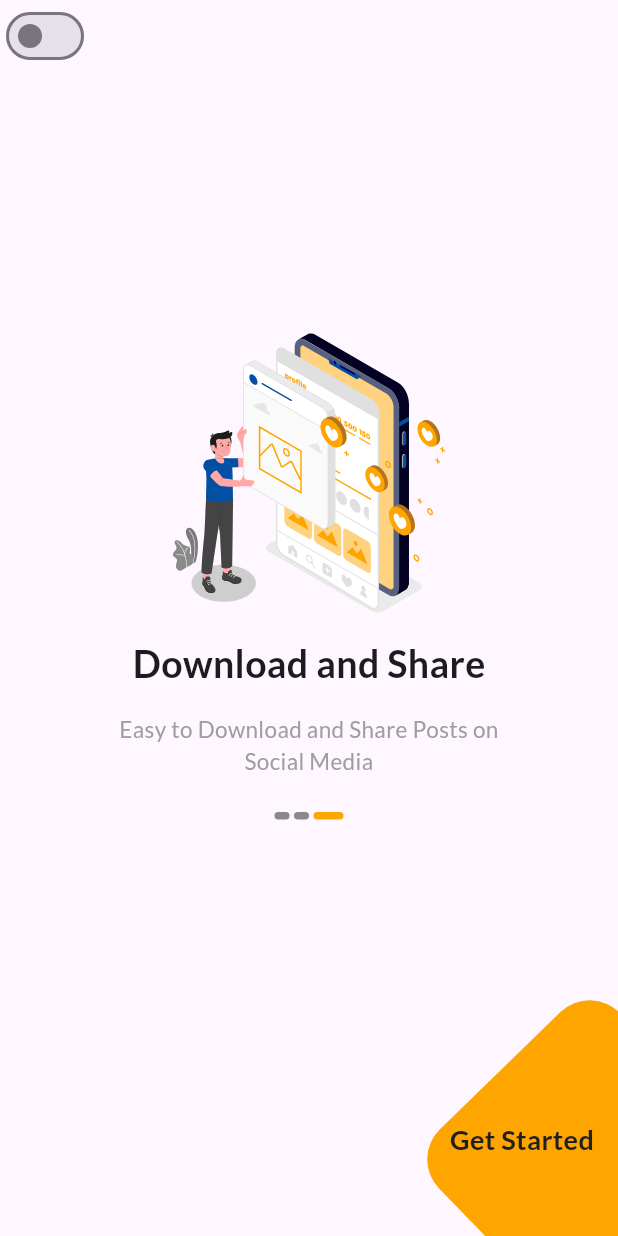
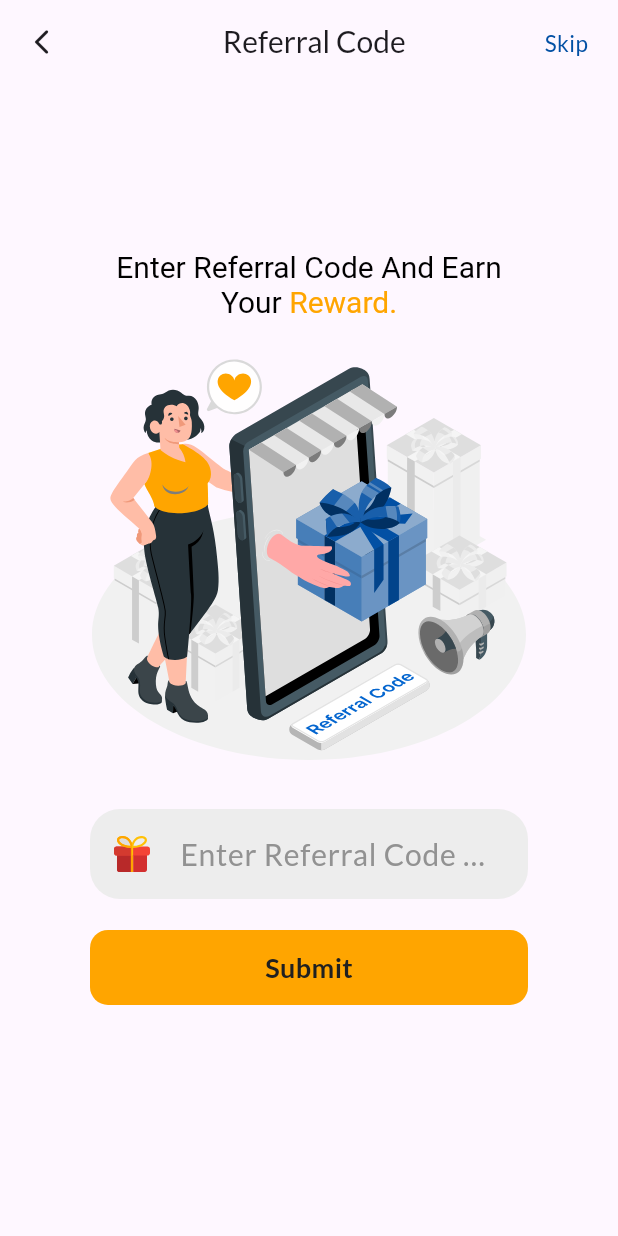
Before and after one commit to KashishDalal13/festo_post, a Flutter app: the screen it shows after launch, swiped to page 3, on a phone screen of 412 x 824 dp. Run offline on Flutter 3.47's test engine with Material 3 defaults, Android fonts, the phone set to English and light mode, and no system bars; drawn by our look-alikes of smooth_page_indicator; our stand-ins replace flutter_svg, pinput, shared_preferences.

Commit message:
9:29 5/3/2024 Kashish Dalal

```diff
--- /dev/null
+++ b/devtools_options.yaml
@@ -0,0 +1 @@
+extensions:
--- a/lib/main.dart
+++ b/lib/main.dart
@@ -1,3 +1,4 @@
+import 'package:festo_post/module/referral_module/referral_info.dart';
 import 'package:festo_post/shared/injector.dart';
 import 'package:festo_post/utils/colors.dart';
 import 'package:festo_post/utils/routes.dart';
@@ -40,7 +41,7 @@ class MyApp extends StatelessWidget {
             debugShowCheckedModeBanner: false,
             theme: settings.switchValue ? ThemeData.dark() : ThemeData.light(),
             routes: {
-              '/': (context) => const OnBoardingScreen(),
+              '/': (context) => const ReferralView(),
               'register': (context) =>  RegisterView(),
             },
           );
--- a/lib/module/login_module/register_provider.dart
+++ b/lib/module/login_module/register_provider.dart
@@ -56,7 +56,7 @@ class RegisterProvider extends ChangeNotifier {
   void onOTPByWp(String mobileNumber) {
     // debugPrint("$introIndex");
     introIndex = 2;
-    Debugprint('Mobile Number: $mobileNumber');
+    print('Mobile Number: $mobileNumber');
     startTimer(); // Start the timer when OTP screen is shown
     notifyListeners();
   }
--- a/lib/module/login_module/register_view.dart
+++ b/lib/module/login_module/register_view.dart
@@ -175,7 +175,7 @@ class RegisterView extends StatelessWidget {
                                         validator: (value) {
                                           if (value == null || value.isEmpty) {
                                             return 'Please enter mobile number';
-                                          } else if (value.length < 10) {
+                                          } else if (value.length < 10 || value.length > 10) {
                                             return 'Mobile number must be 10 digits long';
                                           }
                                           return null;
@@ -244,7 +244,8 @@ class RegisterView extends StatelessWidget {
                                           borderRadius: BorderRadius.circular(12.0),
                                         ),
                                         child: Center(
-                                          child: Text(
+                                          child:
+                                          Text(
                                             provider.introIndex == 2 ? StrRef.verifyText : StrRef.verify,
                                             style: TextStyle(
                                                 color: ColorRef.black202020,
--- /dev/null
+++ b/lib/module/referral_module/referral_info.dart
@@ -0,0 +1,139 @@
+import 'package:festo_post/module/login_module/register_info.dart';
+import 'package:festo_post/module/login_module/register_provider.dart';
+import 'package:festo_post/utils/colors.dart';
+import 'package:flutter/material.dart';
+import 'package:flutter_svg/svg.dart';
+import 'package:provider/provider.dart';
+
+import '../../utils/string.dart';
+
+class ReferralView extends StatelessWidget {
+  const ReferralView({super.key});
+
+  @override
+  Widget build(BuildContext context) {
+    double width = MediaQuery.of(context).size.width;
+    double height = MediaQuery.of(context).size.height;
+    return ChangeNotifierProvider(
+        create: (BuildContext context) => RegisterProvider(),
+        builder: (context, child) {
+          // ThemeSettings settings = context.watch<ThemeSettings>();
+          RegisterProvider provider = context.watch<RegisterProvider>();
+          return SafeArea(
+              child: Scaffold(
+            appBar: AppBar(
+              title: Center(
+                  child: Text(
+                StrRef.referral,
+                style: const TextStyle(fontSize: 20, fontFamily: 'Lato'),
+              )),
+              leading: IconButton(
+                onPressed: () => provider.onCreateAccount(),
+                icon: const Icon(Icons.arrow_back_ios_rounded, size: 20),
+              ),
+              actions: [
+                Container(
+                  padding: const EdgeInsets.only(right: 20),
+                  child: Text(
+                    "Skip",
+                    style: TextStyle(
+                        color: ColorRef.blue0250A4,
+                        fontFamily: 'Lato',
+                        fontSize: 15),
+                  ),
+                )
+              ],
+            ),
+            body: Column(
+              children: [
+                Container(
+                  margin: const EdgeInsets.only(top: 80), // flex: 6,
+                  height: height / 1.5,
+                  child: PageView(
+                      controller: provider.pageController,
+                      onPageChanged: (index) =>
+                          provider.onIndexChange(index: index),
+                      children: provider.items.map((e) {
+                        RegisterInfo data = e;
+                        return Padding(
+                          padding: const EdgeInsets.symmetric(horizontal: 60),
+                          child: Column(
+                            mainAxisAlignment: MainAxisAlignment.center,
+                            children: [
+                              const SizedBox(height: 15),
+                              RichText(textAlign: TextAlign.center,
+                                text: TextSpan(
+                                  text: StrRef.referralTittle,
+                                  style: const TextStyle(fontSize: 20, color: Colors.black),
+                                  children: <TextSpan>[
+                                    TextSpan(
+                                      text: StrRef.reward,
+                                      style: TextStyle(fontSize: 20,color: ColorRef.yellowFFA500),
+                                    ),
+                                  ],
+                                ),
+                              ),
+                              SvgPicture.asset(SvgPath.referral, height: width - 100),
+                              const SizedBox(height: 15),
+                              Container(
+                                decoration: BoxDecoration(
+                                  borderRadius: BorderRadius.circular(20),
+                                  color: ColorRef.greyEDEDED,
+                                ),
+                                child: TextFormField(
+                                  decoration: InputDecoration(
+                                    contentPadding: const EdgeInsets.symmetric(
+                                      horizontal: 20,
+                                      vertical: 15,
+                                    ),
+                                    hintText: StrRef.referralFormField,
+                                    hintStyle: TextStyle(
+                                      fontFamily: 'Lato',
+                                      fontSize: 20,
+                                      color: ColorRef.grey929292,
+                                    ),
+                                    prefixIcon: Padding(
+                                      padding: const EdgeInsets.symmetric(horizontal: 16.0),
+                                      child: SvgPicture.asset(
+                                        SvgPath.gift,
+                                        height: 24, // Set the desired height
+                                      ),
+                                    ),
+                                    border: InputBorder.none,
+                                  ),
+                                ),
+                              ),
+                              SizedBox(height: width * 0.05),
+                              GestureDetector(
+                                onTap: () {},
+                                child: Container(
+                                  height: 50,
+                                  width: 400,
+                                  decoration: BoxDecoration(
+                                    color: ColorRef.yellowFFA500,
+                                    borderRadius: BorderRadius.circular(12.0),
+                                  ),
+                                  child: Center(
+                                    child: Text(
+                                      StrRef.submit,
+                                      style: TextStyle(
+                                          color: ColorRef.black202020,
+                                          fontSize: 18,
+                                          fontWeight: FontWeight.bold,
+                                          fontFamily: 'Lato'
+                                      ),
+                                    ),
+                                  ),
+                                ),
+                              ),
+                            ],
+                          ),
+                        );
+                      }).toList()),
+                )
+              ],
+            ),
+          ));
+        });
+  }
+}
--- a/lib/utils/string.dart
+++ b/lib/utils/string.dart
@@ -24,8 +24,10 @@ class StrRef{
   verified = "Verified",
   success = "Successfully!!!",
   referral = "Referral Code",
-  referralTittle = "Enter Referral Code And Earn Your",
-  reward = "Reward."
+  referralTittle = "Enter Referral Code And Earn Your ",
+  reward = "Reward.",
+  referralFormField = "Enter Referral Code Here",
+  submit = "Submit"
   ;}
 
   class SvgPath{
@@ -36,5 +38,6 @@ class StrRef{
     loginImg1 = 'assets/svg/loginImg.svg',
     otpImg = 'assets/svg/otp.svg',
     otpSuccess = 'assets/svg/otpsuccess.svg',
-    referral = 'assets/svg/referral.svg'
+    referral = 'assets/svg/referral.svg',
+    gift = 'assets/svg/gift.svg'
   ;}
```
Also changed, not shown: assets/svg/gift.svg (added).
